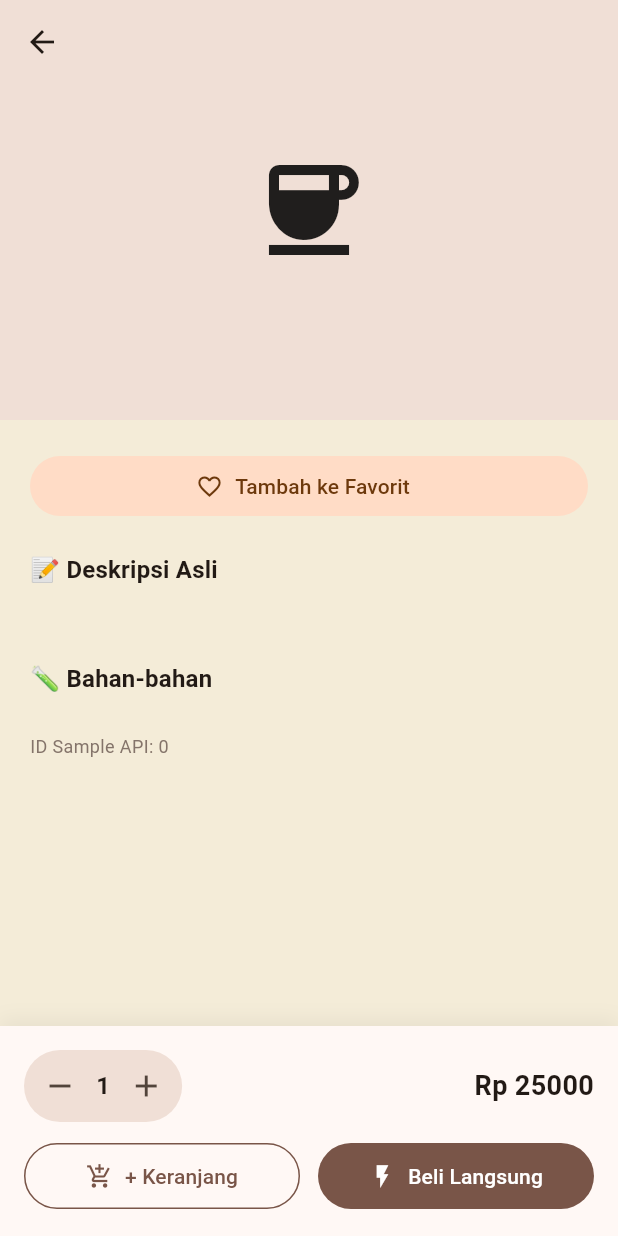
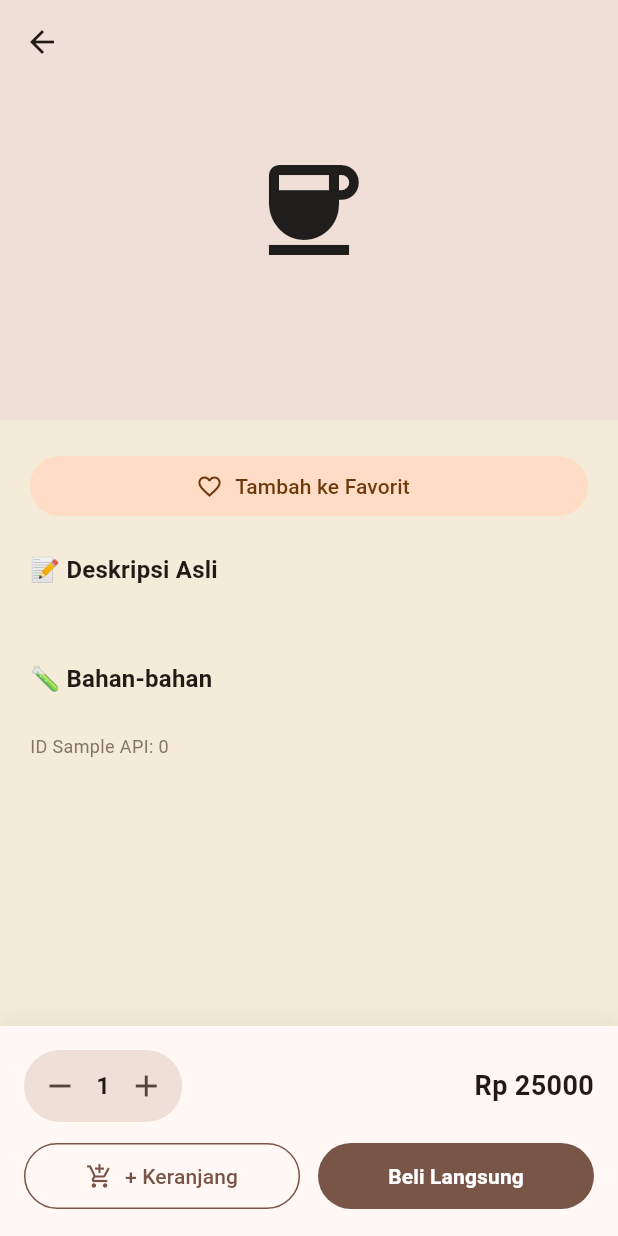
Before and after one commit to nayladev-id/COCA-APK, a Flutter app: the DetailScreen screen opened directly with empty values, on a phone screen of 412 x 824 dp. Run offline on Flutter 3.47's test engine with Material 3 defaults, Android fonts, the phone set to English and light mode, and no system bars; our stand-ins replace image_picker, shared_preferences; accounts and stored records are empty; network calls fail.

Commit message:
style: hapus ikon petir dari tombol Beli Langsung di DetailScreen agar lebih rapi

```diff
--- a/lib/screens/detail_screen.dart
+++ b/lib/screens/detail_screen.dart
@@ -6,7 +6,7 @@ import '../models/terjemahan_model.dart';
 import '../models/cart_model.dart';
 import '../utils/image_overrides.dart';
 import '../utils/ingredient_translator.dart';
-import 'checkout_screen.dart'; // IMPORT HALAMAN CHECKOUT
+import 'checkout_screen.dart';
 
 class DetailScreen extends StatefulWidget {
   final CoffeeModel coffee;
@@ -42,13 +42,10 @@ class _DetailScreenState extends State<DetailScreen> {
     return widget.isIced ? 28000 : 25000;
   }
 
-  // Parameter isBeliLangsung untuk membedakan aksi tombol
-  // Parameter isBeliLangsung untuk membedakan aksi tombol
   void _prosesPesanan({required bool isBeliLangsung}) {
     final price = _getDummyPrice();
 
     if (isBeliLangsung) {
-      // JALUR VIP: Langsung kirim 1 kopi ini ke CheckoutScreen tanpa masuk keranjang
       final singleItem = CartItem(
         id: widget.coffee.id,
         nama: widget.coffee.title,
@@ -61,12 +58,10 @@ class _DetailScreenState extends State<DetailScreen> {
       Navigator.push(
         context,
         MaterialPageRoute(
-          // Kirim data via parameter directItem yang baru kita buat
           builder: (_) => CheckoutScreen(directItem: [singleItem]),
         ),
       );
     } else {
-      // JALUR NORMAL: Masukkan ke Keranjang
       final currentCart = List<CartItem>.from(cartNotifier.value);
       int existingIndex = currentCart.indexWhere((item) =>
           item.nama == widget.coffee.title && item.isIced == widget.isIced);
@@ -195,7 +190,7 @@ class _DetailScreenState extends State<DetailScreen> {
                   }),
                   const SizedBox(height: 16),
                   Text('ID Sample API: ${coffee.id}', style: TextStyle(color: colorScheme.outline, fontSize: 12)),
-                  const SizedBox(height: 100), // Extra space untuk bottom bar yang baru
+                  const SizedBox(height: 100),
                 ],
               ),
             ),
@@ -203,7 +198,6 @@ class _DetailScreenState extends State<DetailScreen> {
         ],
       ),
 
-      // BOTTOM BAR BARU: Layout 2 Baris (Kuantitas & Tombol Ganda)
       bottomNavigationBar: Container(
         padding: const EdgeInsets.all(16),
         decoration: BoxDecoration(
@@ -216,7 +210,6 @@ class _DetailScreenState extends State<DetailScreen> {
           child: Column(
             mainAxisSize: MainAxisSize.min,
             children: [
-              // Baris 1: Pengatur Jumlah & Total Harga
               Row(
                 mainAxisAlignment: MainAxisAlignment.spaceBetween,
                 children: [
@@ -249,7 +242,6 @@ class _DetailScreenState extends State<DetailScreen> {
               ),
               const SizedBox(height: 12),
 
-              // Baris 2: Tombol Ganda (+ Keranjang & Beli Langsung)
               Row(
                 children: [
                   Expanded(
@@ -267,15 +259,15 @@ class _DetailScreenState extends State<DetailScreen> {
                   ),
                   const SizedBox(width: 12),
                   Expanded(
-                    child: FilledButton.icon(
+                    // PERBAIKAN: Membuang .icon dan membuang Icon petir
+                    child: FilledButton(
                       onPressed: () => _prosesPesanan(isBeliLangsung: true),
-                      icon: const Icon(Icons.flash_on, size: 18),
-                      label: const Text('Beli Langsung'),
                       style: FilledButton.styleFrom(
                         padding: const EdgeInsets.symmetric(vertical: 12),
                         backgroundColor: Colors.brown,
                         shape: RoundedRectangleBorder(borderRadius: BorderRadius.circular(30)),
                       ),
+                      child: const Text('Beli Langsung', style: TextStyle(fontWeight: FontWeight.bold)),
                     ),
                   ),
                 ],
```
